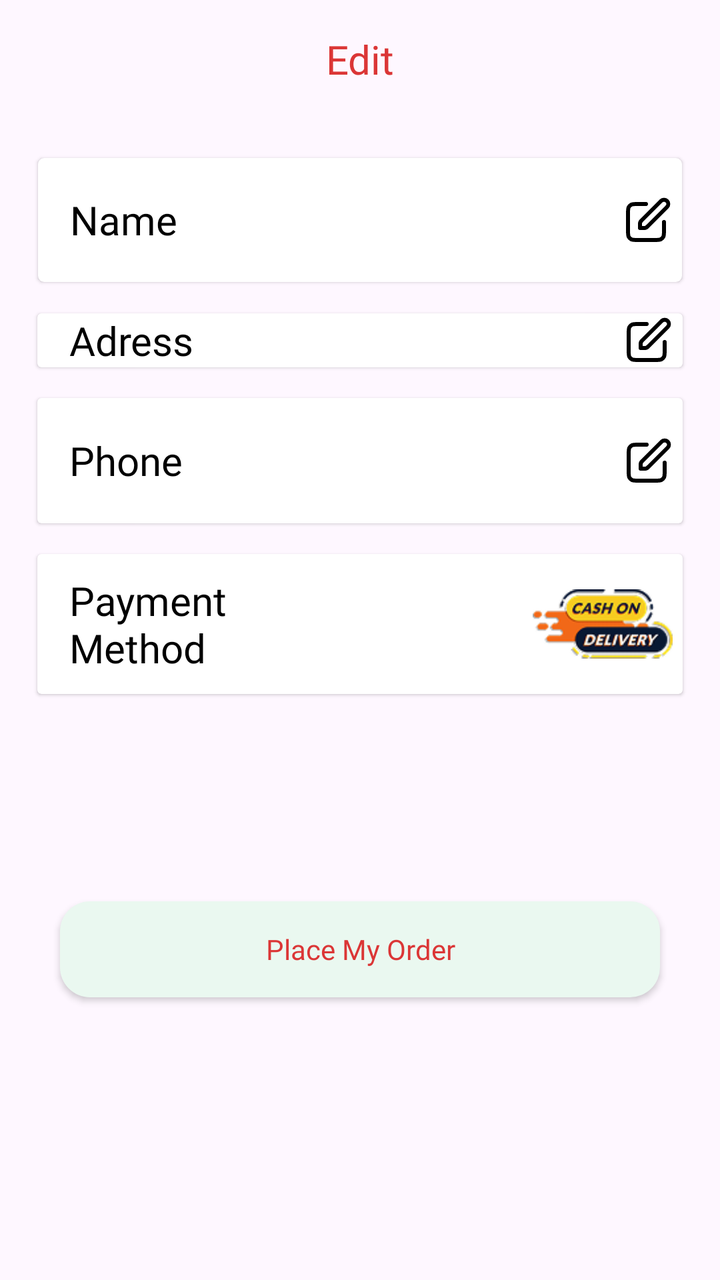
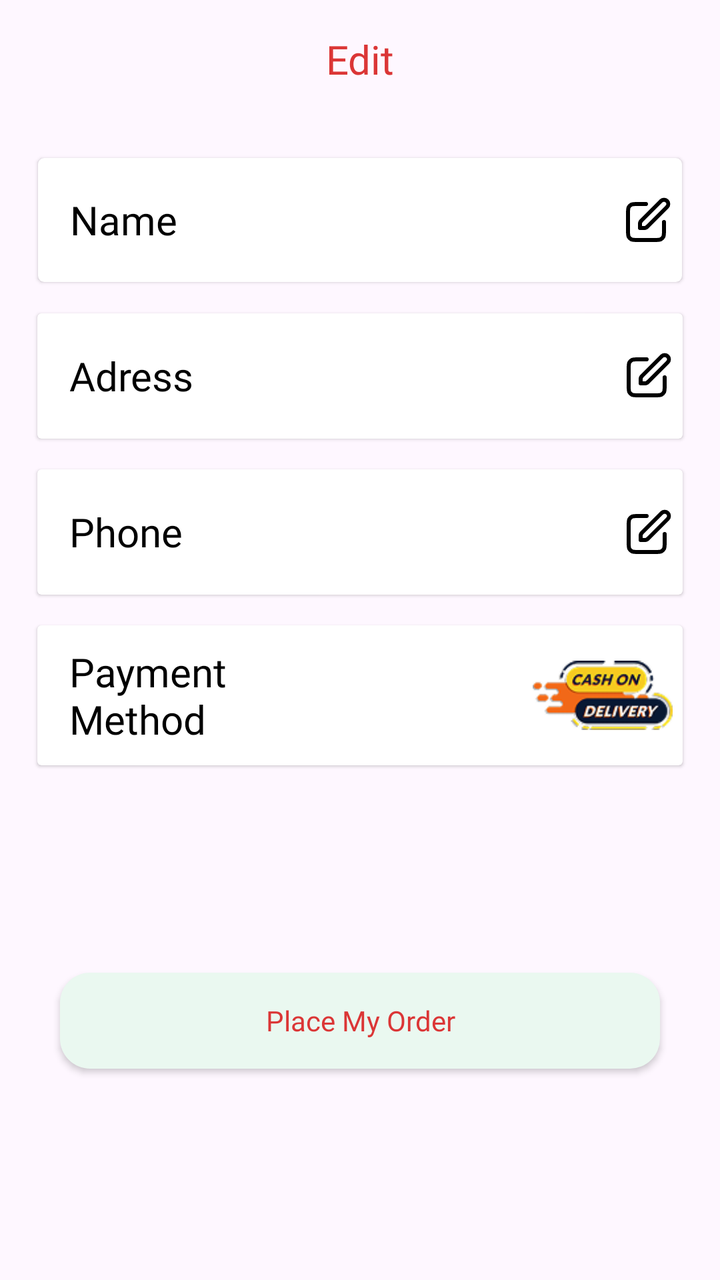

Two renders of the same Android screen: before a commit and after it. Below are the layout's source before the change and the commit's diff.
<!-- AndroidManifest.xml: application theme Theme.NukkadEats -->
<!-- res/layout/activity_cart_proceed.xml -->
<?xml version="1.0" encoding="utf-8"?>
<androidx.constraintlayout.widget.ConstraintLayout xmlns:android="http://schemas.android.com/apk/res/android"
    xmlns:app="http://schemas.android.com/apk/res-auto"
    xmlns:tools="http://schemas.android.com/tools"
    android:id="@+id/main"
    android:layout_width="match_parent"
    android:layout_height="match_parent"
    tools:context=".CartProceed">

    <TextView
        android:id="@+id/textView18"
        android:layout_width="wrap_content"
        android:layout_height="wrap_content"
        android:layout_gravity="center"
        android:layout_marginTop="16dp"
        android:fontFamily="@font/yeon_sung"
        android:text="Edit"
        android:textColor="@color/reddish"
        android:textSize="20dp"
        app:layout_constraintEnd_toEndOf="parent"
        app:layout_constraintStart_toStartOf="parent"
        app:layout_constraintTop_toTopOf="parent" />

    <LinearLayout
        android:id="@+id/linearLayout"
        android:layout_width="match_parent"
        android:layout_height="0dp"
        android:layout_marginTop="16dp"
        android:orientation="vertical"
        app:layout_constraintBottom_toBottomOf="parent"
        app:layout_constraintTop_toBottomOf="@+id/textView18"
        tools:layout_editor_absoluteX="0dp">

        <androidx.cardview.widget.CardView
            android:layout_width="match_parent"
            android:layout_height="70dp"
            android:layout_marginLeft="16dp"
            android:layout_marginTop="16dp"
            android:layout_marginRight="16dp"
            app:cardCornerRadius="3dp"
            app:cardElevation="1dp"
            app:cardUseCompatPadding="true">

            <LinearLayout
                android:layout_width="match_parent"
                android:layout_height="match_parent"
                android:layout_gravity="center_vertical"
                android:orientation="horizontal"
                android:paddingRight="5dp">

                <TextView
                    android:layout_width="wrap_content"
                    android:layout_height="match_parent"
                    android:layout_marginStart="16dp"
                    android:fontFamily="@font/yeon_sung"
                    android:gravity="center_vertical"
                    android:text="Name"
                    android:textColor="@color/black"
                    android:textSize="20sp" />

                <EditText
                    android:id="@+id/nameEditText"
                    android:layout_width="wrap_content"
                    android:layout_height="match_parent"
                    android:layout_marginLeft="49dp"
                    android:layout_weight="1"
                    android:background="@null"
                    android:drawableEnd="@drawable/edit_icon"
                    android:gravity="start|center_vertical"
                    android:hint=""
                    android:text="" />

            </LinearLayout>


        </androidx.cardview.widget.CardView>

        <androidx.cardview.widget.CardView
            android:layout_width="match_parent"
            android:layout_height="wrap_content"
            android:layout_marginLeft="16dp"
            android:layout_marginTop="8dp"
            android:layout_marginRight="16dp"
            app:cardElevation="1dp"
            app:cardUseCompatPadding="true">

            <LinearLayout
                android:layout_width="match_parent"
                android:layout_height="wrap_content"
                android:layout_gravity="center_vertical"
                android:orientation="horizontal"
                android:paddingRight="5dp"
                app:cardCornerRadius="3dp">

                <TextView
                    android:layout_width="wrap_content"
                    android:layout_height="match_parent"
                    android:layout_marginStart="16dp"
                    android:fontFamily="@font/yeon_sung"
                    android:gravity="center_vertical"
                    android:text="Adress"
                    android:textColor="@color/black"
                    android:textSize="20sp" />

                <EditText
                    android:id="@+id/addressEditText"
                    android:layout_width="match_parent"
                    android:layout_height="match_parent"
                    android:layout_marginLeft="40dp"
                    android:layout_weight="1"
                    android:background="@null"
                    android:drawableEnd="@drawable/edit_icon"
                    android:gravity="start|center"
                    android:hint="" />

            </LinearLayout>


        </androidx.cardview.widget.CardView>

        <androidx.cardview.widget.CardView
            android:layout_width="match_parent"
            android:layout_height="70dp"
            android:layout_marginLeft="16dp"
            android:layout_marginTop="8dp"
            android:layout_marginRight="16dp"
            app:cardElevation="1dp"
            app:cardUseCompatPadding="true">

            <LinearLayout
                android:layout_width="match_parent"
                android:layout_height="match_parent"
                android:layout_gravity="center_vertical"
                android:orientation="horizontal"
                android:paddingRight="5dp"
                app:cardCornerRadius="3dp">

                <TextView
                    android:layout_width="wrap_content"
                    android:layout_height="match_parent"
                    android:layout_marginStart="16dp"
                    android:fontFamily="@font/yeon_sung"
                    android:gravity="center_vertical"
                    android:text="Phone"
                    android:textColor="@color/black"
                    android:textSize="20sp" />

                <EditText
                    android:id="@+id/phoneEditText"
                    android:layout_width="0dp"
                    android:layout_height="match_parent"
                    android:layout_marginLeft="45dp"
                    android:layout_weight="1"
                    android:background="@null"
                    android:drawableEnd="@drawable/edit_icon"
                    android:gravity="start|center_vertical"
                    android:hint=""
                    android:inputType="phone"
                    android:maxLength="10" />

            </LinearLayout>


        </androidx.cardview.widget.CardView>

        <androidx.cardview.widget.CardView
            android:layout_width="match_parent"
            android:layout_height="wrap_content"
            android:layout_marginLeft="16dp"
            android:layout_marginTop="8dp"
            android:layout_marginRight="16dp"
            app:cardElevation="1dp"
            app:cardUseCompatPadding="true">

            <LinearLayout
                android:layout_width="match_parent"
                android:layout_height="match_parent"
                android:layout_gravity="center_vertical"
                android:orientation="horizontal"
                android:paddingRight="5dp"
                app:cardCornerRadius="3dp">

                <TextView
                    android:id="@+id/passwordEditText"
                    android:layout_width="wrap_content"
                    android:layout_height="wrap_content"
                    android:layout_gravity="start|center_vertical"
                    android:layout_marginLeft="16dp"
                    android:layout_weight="1"
                    android:background="@null"
                    android:fontFamily="@font/yeon_sung"
                    android:text="@string/payment_method"
                    android:textColor="@color/black"
                    android:textSize="20sp" />

                <ImageView
                    android:layout_width="70dp"
                    android:layout_height="70dp"
                    android:layout_marginStart="8dp"
                    android:src="@drawable/cashondelivery_1">


                </ImageView>

            </LinearLayout>


        </androidx.cardview.widget.CardView>


        <androidx.appcompat.widget.AppCompatButton
            android:id="@+id/placeMyOrder"

            android:layout_width="300dp"
            android:layout_height="wrap_content"
            android:layout_gravity="center"
            android:layout_marginLeft="16dp"
            android:layout_marginTop="100dp"
            android:layout_marginRight="16dp"
            android:background="@drawable/whitebutton"
            android:backgroundTint="#EAF8F0"
            android:elevation="20dp"
            android:fontFamily="@font/yeon_sung"
            android:text="Place My Order"
            android:textAllCaps="false"
            android:textColor="@color/reddish" />

    </LinearLayout>


</androidx.constraintlayout.widget.ConstraintLayout>
<!-- resources referenced by this layout -->
<resources>
  <color name="black">#FF000000</color>
  <color name="reddish">#DB3636</color>"&gt;
  <!-- drawable cashondelivery_1: png bitmap (drawable, 9219 bytes) -->
  <!-- drawable edit_icon (drawable) -->
  <vector xmlns:android="http://schemas.android.com/apk/res/android"
      android:width="24dp"
      android:height="24dp"
      android:viewportWidth="24"
      android:viewportHeight="24">
    <path
        android:pathData="M11,4H6.8C5.12,4 4.28,4 3.638,4.327C3.074,4.615 2.615,5.074 2.327,5.638C2,6.28 2,7.12 2,8.8V17.2C2,18.88 2,19.72 2.327,20.362C2.615,20.926 3.074,21.385 3.638,21.673C4.28,22 5.12,22 6.8,22H15.2C16.88,22 17.72,22 18.362,21.673C18.927,21.385 19.385,20.926 19.673,20.362C20,19.72 20,18.88 20,17.2V13M8,16H9.675C10.164,16 10.408,16 10.639,15.945C10.842,15.896 11.038,15.815 11.217,15.705C11.418,15.582 11.591,15.409 11.937,15.063L21.5,5.5C22.328,4.672 22.328,3.328 21.5,2.5C20.672,1.672 19.328,1.672 18.5,2.5L8.937,12.063C8.591,12.409 8.418,12.582 8.295,12.783C8.185,12.962 8.104,13.157 8.055,13.361C8,13.592 8,13.836 8,14.325V16Z"
        android:strokeLineJoin="round"
        android:strokeWidth="2"
        android:fillColor="#00000000"
        android:strokeColor="#000000"
        android:strokeLineCap="round"/>
  </vector>
  <!-- drawable whitebutton (drawable) -->
  <?xml version="1.0" encoding="utf-8"?>
  <shape xmlns:android="http://schemas.android.com/apk/res/android">
      <solid android:color="@color/white"/>
      <corners android:radius="15dp"/>
  
  </shape>
  <string name="payment_method">Payment\nMethod</string>
  <style name="Theme.NukkadEats" parent="Base.Theme.NukkadEats" />
  <color name="white">#FFFFFFFF</color>
  <style name="Base.Theme.NukkadEats" parent="Theme.Material3.DayNight.NoActionBar">
          
          
  
          <item name="android:statusBarColor">#FAF4FB</item>
          <item name="android:windowLightStatusBar">true</item>
  
      </style>
</resources>

<!-- the commit's change to res/layout/activity_cart_proceed.xml (unified diff, before → after) -->
@@ -78,6 +78,7 @@
         <androidx.cardview.widget.CardView
             android:layout_width="match_parent"
             android:layout_height="wrap_content"
+            android:minHeight="70dp"
             android:layout_marginLeft="16dp"
             android:layout_marginTop="8dp"
             android:layout_marginRight="16dp"
